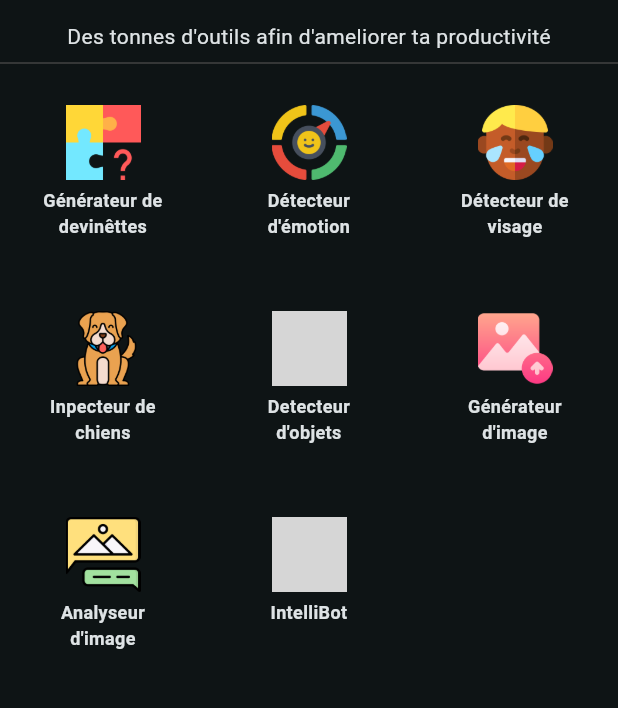
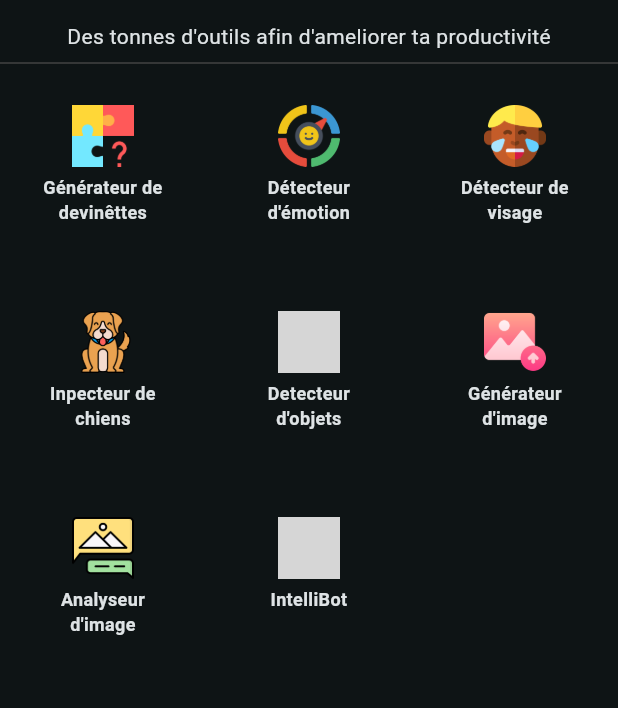
Before and after one commit to Starland9/intellibox, a Flutter app: the screen it shows after launch, on a phone screen of 412 x 824 dp, the part 63-771 px from its top. Run offline on Flutter 3.47's test engine with Material 3 defaults, Android fonts, the phone set to English and light mode, and no system bars; drawn by our look-alikes of getwidget; our stand-ins replace animate_do, auth_buttons, awesome_dialog, firebase_auth, flutter_markdown, fluttertoast and 4 more; missing offline and left inert: async_button_builder, gif_view, markdown, saver_gallery, translator; accounts and stored records are empty; grey boxes are pictures that could not be loaded.

Commit message:
Improves tool card display and config handling
Updates tool card image sizing to be responsive.

Refactors environment configuration to use a JSON file instead of a `.env` file.  This improves maintainability and allows for easier management of environment variables.

```diff
--- a/lib/src/modules/home/screens/home.dart
+++ b/lib/src/modules/home/screens/home.dart
@@ -29,7 +29,11 @@ class HomePage extends StatelessWidget {
               child: GridView.count(
                 shrinkWrap: true,
                 crossAxisCount: 3,
-                children: AppStore.tools.map((e) => ToolCard(tool: e)).toList(),
+                children: AppStore.tools
+                    .map(
+                      (e) => ToolCard(tool: e),
+                    )
+                    .toList(),
               ),
             ),
           ],
@@ -67,8 +71,8 @@ class ToolCard extends StatelessWidget {
           children: [
             Image.asset(
               tool.image,
-              width: 50,
-              height: 50,
+              width: MediaQuery.of(context).size.width * 0.1,
+              height: MediaQuery.of(context).size.width * 0.1,
             ),
             SizedBox(height: 5),
             Text(
```
Also changed, not shown: lib/src/modules/ninjas/detectors/visage_detect/model.g.dart, 1 other file.
